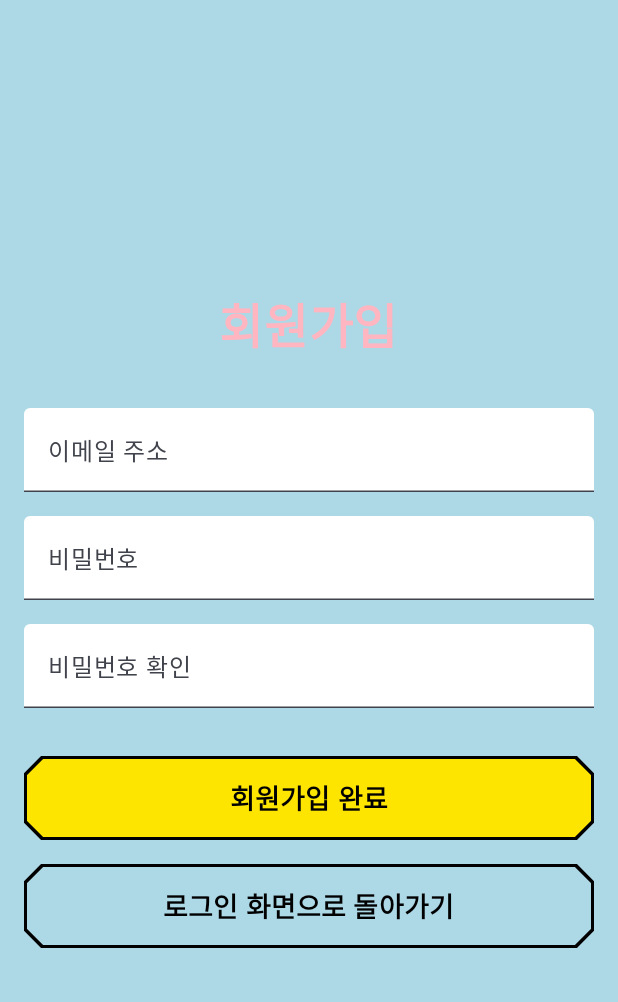
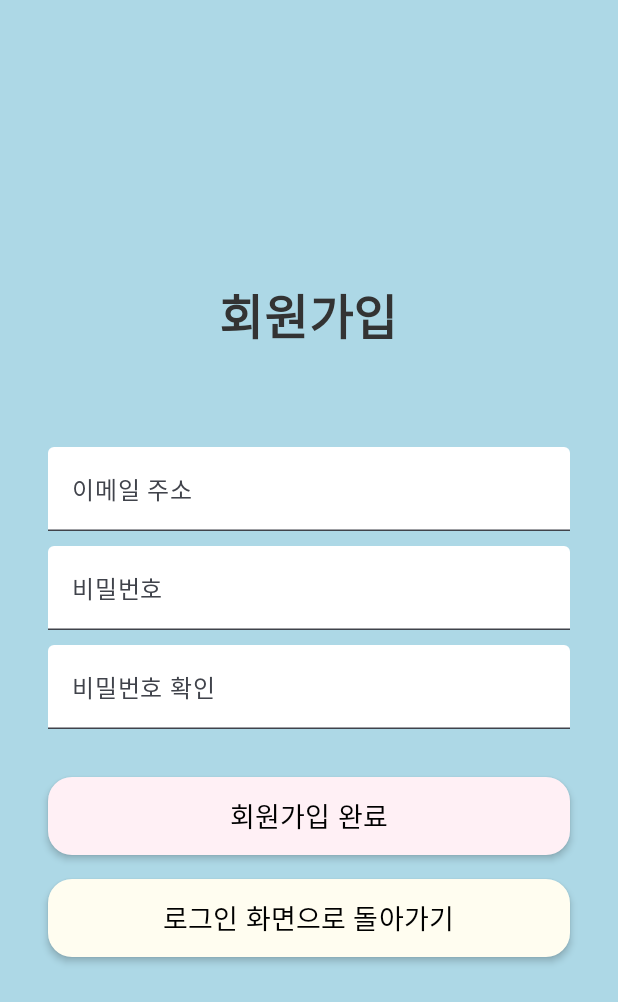
Before and after one commit to JIMINDAIN/Android, an Android app built with Jetpack Compose: the screen it shows after launch (MainActivity), after a tap on "회원가입", on a phone screen of 412 x 824 dp. Shown: the top 1002 px of the screen. Run offline under Robolectric (Android 15) with nearby library versions, the phone set to English and light mode, and no system bars; our stand-ins replace Firebase (no records; nobody signed in at launch, a user with empty details on screens opened directly); Roboto replaces fonts that are not available here.

Commit message:
회원가입 창 디자인 수정

```diff
--- a/app/src/main/java/com/example/mentalnote/ui/LoginScreen.kt
+++ b/app/src/main/java/com/example/mentalnote/ui/LoginScreen.kt
@@ -39,9 +39,8 @@ import com.example.mentalnote.USER_PASSWORD
 import com.example.mentalnote.USER_USERNAME
 import com.example.mentalnote.dataStore
 import com.example.mentalnote.ui.theme.CustomFontFamily
-import kotlinx.coroutines.flow.first
+import com.google.firebase.auth.FirebaseAuth
 import kotlinx.coroutines.launch
-import com.google.firebase.auth.FirebaseAuth // FirebaseAuth import 추가
 
 @Composable
 fun LoginScreen(
@@ -99,8 +98,12 @@ fun LoginScreen(
                 visualTransformation = PasswordVisualTransformation(),
                 modifier = Modifier
                     .fillMaxWidth()
-                    .padding(horizontal = 32.dp),
-                colors = TextFieldDefaults.colors(focusedContainerColor = Color.White, unfocusedContainerColor = Color.White)
+                    .padding(horizontal = 32.dp)
+                    .background(Color(0xFFFFFDF0), shape = RoundedCornerShape(16.dp)),
+                colors = TextFieldDefaults.colors(
+                    focusedContainerColor = Color.White,
+                    unfocusedContainerColor = Color.White
+                )
             )
             Spacer(modifier = Modifier.height(32.dp))
 
@@ -146,7 +149,7 @@ fun LoginScreen(
                     "로그인",
                     fontFamily = CustomFontFamily,
                     fontSize = 18.sp,
-                    fontWeight = FontWeight.Bold,
+                    fontWeight = FontWeight.Medium,
                     color = Color.Black
                 )
             }
@@ -166,13 +169,13 @@ fun LoginScreen(
                     pressedElevation = 2.dp,
                     focusedElevation = 3.dp
                 ),
-                colors = ButtonDefaults.buttonColors(containerColor = Color(0xFFBFE7F2))
+                colors = ButtonDefaults.buttonColors(containerColor = Color(0xFFFFFDF0))
             ) {
                 Text(
                     "회원가입",
                     fontFamily = CustomFontFamily,
                     fontSize = 18.sp,
-                    fontWeight = FontWeight.Bold,
+                    fontWeight = FontWeight.Medium,
                     color = Color.Black
                 )
             }
--- a/app/src/main/java/com/example/mentalnote/ui/RegistrationScreen.kt
+++ b/app/src/main/java/com/example/mentalnote/ui/RegistrationScreen.kt
@@ -1,38 +1,43 @@
 package com.example.mentalnote.ui
 
-import android.app.Activity
+import android.widget.Toast
 import androidx.compose.foundation.background
-import androidx.compose.foundation.border
-import androidx.compose.foundation.layout.*
-import androidx.compose.foundation.shape.CutCornerShape
+import androidx.compose.foundation.layout.Arrangement
+import androidx.compose.foundation.layout.Box
+import androidx.compose.foundation.layout.Column
+import androidx.compose.foundation.layout.Spacer
+import androidx.compose.foundation.layout.fillMaxSize
+import androidx.compose.foundation.layout.fillMaxWidth
+import androidx.compose.foundation.layout.height
+import androidx.compose.foundation.layout.padding
+import androidx.compose.foundation.shape.RoundedCornerShape
 import androidx.compose.material3.Button
 import androidx.compose.material3.ButtonDefaults
 import androidx.compose.material3.Text
 import androidx.compose.material3.TextField
 import androidx.compose.material3.TextFieldDefaults
-import androidx.compose.runtime.*
+import androidx.compose.runtime.Composable
+import androidx.compose.runtime.getValue
+import androidx.compose.runtime.mutableStateOf
+import androidx.compose.runtime.remember
+import androidx.compose.runtime.rememberCoroutineScope
+import androidx.compose.runtime.setValue
 import androidx.compose.ui.Alignment
 import androidx.compose.ui.Modifier
 import androidx.compose.ui.graphics.Color
 import androidx.compose.ui.platform.LocalContext
-import androidx.compose.ui.res.colorResource
 import androidx.compose.ui.text.font.FontWeight
 import androidx.compose.ui.text.input.PasswordVisualTransformation
 import androidx.compose.ui.unit.dp
 import androidx.compose.ui.unit.sp
-import android.widget.Toast
 import androidx.datastore.preferences.core.edit
 import com.example.mentalnote.IS_LOGGED_IN
-import com.example.mentalnote.R
 import com.example.mentalnote.USER_PASSWORD
 import com.example.mentalnote.USER_USERNAME
 import com.example.mentalnote.dataStore
 import com.example.mentalnote.ui.theme.CustomFontFamily
-import com.google.firebase.auth.ActionCodeSettings
 import com.google.firebase.auth.FirebaseAuth
-import kotlinx.coroutines.flow.first
 import kotlinx.coroutines.launch
-import android.util.Log
 
 @Composable
 fun RegistrationScreen(
@@ -53,8 +58,8 @@ fun RegistrationScreen(
     ) {
         Column(
             modifier = Modifier
-                .fillMaxSize()
-                .padding(16.dp),
+                .fillMaxSize(),
+                //.padding(16.dp),
             horizontalAlignment = Alignment.CenterHorizontally,
             verticalArrangement = Arrangement.Center
         ) {
@@ -63,19 +68,20 @@ fun RegistrationScreen(
                 fontFamily = CustomFontFamily,
                 fontSize = 32.sp,
                 fontWeight = FontWeight.ExtraBold,
-                color = colorResource(id = R.color.y2k_primary)
+                color = Color(0xFF333333)
             )
-            Spacer(modifier = Modifier.height(32.dp))
+            Spacer(modifier = Modifier.height(64.dp))
 
             TextField(
                 value = email,
                 onValueChange = { email = it },
                 label = { Text("이메일 주소") },
                 singleLine = true,
-                modifier = Modifier.fillMaxWidth(),
+                modifier = Modifier.fillMaxWidth()
+                    .padding(horizontal = 32.dp),
                 colors = TextFieldDefaults.colors(focusedContainerColor = Color.White, unfocusedContainerColor = Color.White)
             )
-            Spacer(modifier = Modifier.height(16.dp))
+            Spacer(modifier = Modifier.height(10.dp))
 
             TextField(
                 value = password,
@@ -83,10 +89,11 @@ fun RegistrationScreen(
                 label = { Text("비밀번호") },
                 singleLine = true,
                 visualTransformation = PasswordVisualTransformation(),
-                modifier = Modifier.fillMaxWidth(),
+                modifier = Modifier.fillMaxWidth()
+                    .padding(horizontal = 32.dp),
                 colors = TextFieldDefaults.colors(focusedContainerColor = Color.White, unfocusedContainerColor = Color.White)
             )
-            Spacer(modifier = Modifier.height(16.dp))
+            Spacer(modifier = Modifier.height(10.dp))
 
             TextField(
                 value = confirmPassword,
@@ -94,7 +101,8 @@ fun RegistrationScreen(
                 label = { Text("비밀번호 확인") },
                 singleLine = true,
                 visualTransformation = PasswordVisualTransformation(),
-                modifier = Modifier.fillMaxWidth(),
+                modifier = Modifier.fillMaxWidth()
+                    .padding(horizontal = 32.dp),
                 colors = TextFieldDefaults.colors(focusedContainerColor = Color.White, unfocusedContainerColor = Color.White)
             )
             Spacer(modifier = Modifier.height(32.dp))
@@ -126,16 +134,22 @@ fun RegistrationScreen(
                 },
                 modifier = Modifier
                     .fillMaxWidth()
-                    .height(56.dp)
-                    .border(2.dp, colorResource(id = R.color.y2k_border), CutCornerShape(12.dp)),
-                shape = CutCornerShape(12.dp),
-                colors = ButtonDefaults.buttonColors(containerColor = Color(0xFFFEE500))
+                    .padding(horizontal = 32.dp)
+                    .height(52.dp),
+                //.border(2.dp, colorResource(id = R.color.y2k_border), CutCornerShape(12.dp)),
+                shape = RoundedCornerShape(16.dp),
+                elevation = ButtonDefaults.buttonElevation(
+                    defaultElevation = 3.dp,
+                    pressedElevation = 2.dp,
+                    focusedElevation = 3.dp
+                ),
+                colors = ButtonDefaults.buttonColors(containerColor = Color(0xFFFFF0F5))
             ) {
                 Text(
                     "회원가입 완료",
                     fontFamily = CustomFontFamily,
                     fontSize = 18.sp,
-                    fontWeight = FontWeight.Bold,
+                    fontWeight = FontWeight.Medium,
                     color = Color.Black
                 )
             }
@@ -145,16 +159,22 @@ fun RegistrationScreen(
                 onClick = onBackToLogin,
                 modifier = Modifier
                     .fillMaxWidth()
-                    .height(56.dp)
-                    .border(2.dp, colorResource(id = R.color.y2k_border), CutCornerShape(12.dp)),
-                shape = CutCornerShape(12.dp),
-                colors = ButtonDefaults.buttonColors(containerColor = Color(0xFFADD8E6))
+                    .padding(horizontal = 32.dp)
+                    .height(52.dp),
+                //.border(2.dp, colorResource(id = R.color.y2k_border), CutCornerShape(12.dp)),
+                shape = RoundedCornerShape(16.dp),
+                elevation = ButtonDefaults.buttonElevation(
+                    defaultElevation = 3.dp,
+                    pressedElevation = 2.dp,
+                    focusedElevation = 3.dp
+                ),
+                colors = ButtonDefaults.buttonColors(containerColor = Color(0xFFFFFDF0))
             ) {
                 Text(
                     "로그인 화면으로 돌아가기",
                     fontFamily = CustomFontFamily,
                     fontSize = 18.sp,
-                    fontWeight = FontWeight.Bold,
+                    fontWeight = FontWeight.Medium,
                     color = Color.Black
                 )
             }
```
Also changed, not shown: app/src/main/assets/dummydata/dummy.json (+22 -22 lines), app/src/main/java/com/example/mentalnote/MainActivity.kt (+11 -11 lines).
